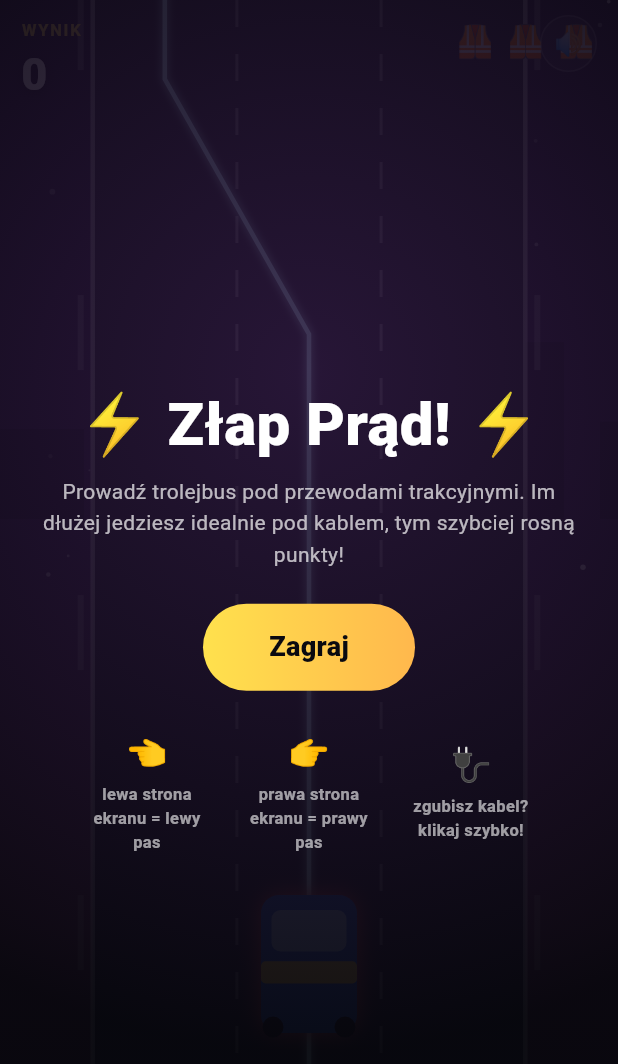
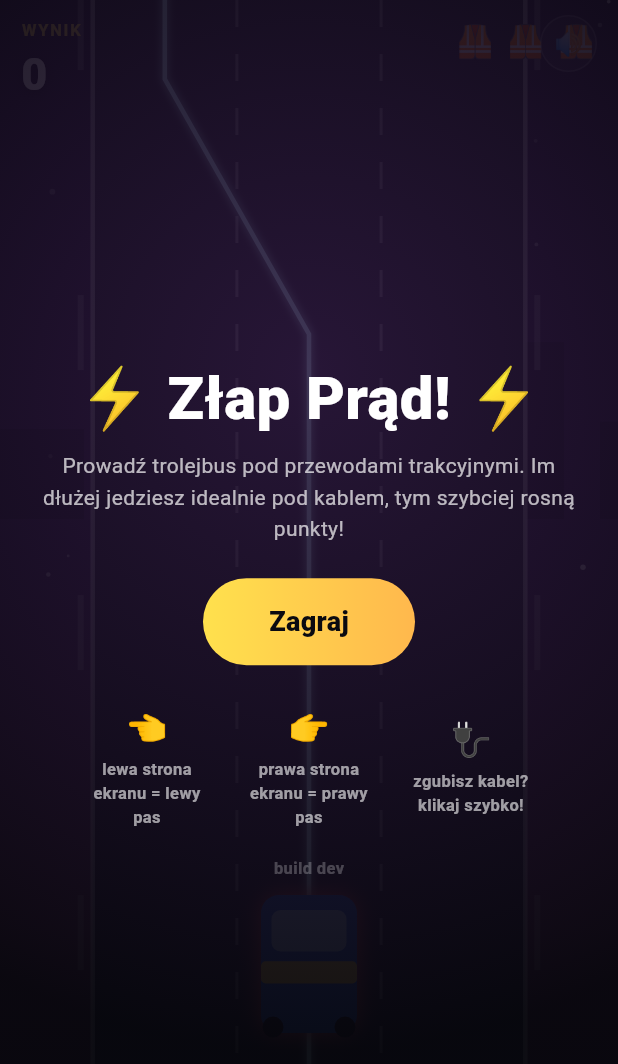
Before and after one commit to ProTvDo/Trolley-Bus-Clicker, a Flutter app: the screen it shows after launch, on a phone screen of 412 x 824 dp. Shown: the top 1064 px of the screen. Run offline on Flutter 3.47's test engine with Material 3 defaults, Android fonts, the phone set to English and light mode, and no system bars; our stand-ins replace audioplayers, shared_preferences.

Commit message:
Pokaż numer builda na ekranie startowym
Ostatnie zgłoszenie problemu z przeskokiem o dwa pasy okazało się
testowaniem nieaktualnego APK. Żeby to było łatwe do zweryfikowania na
przyszłość, ekran startowy pokazuje teraz "build <numer>" - numer
przekazywany z CI jako numer runu GitHub Actions
(--dart-define=BUILD_NUMBER). Artefakt też ma numer w nazwie.

```diff
--- a/zlap_prad_app/lib/game_screen.dart
+++ b/zlap_prad_app/lib/game_screen.dart
@@ -4,6 +4,7 @@ import 'package:flutter/services.dart';
 
 import 'game_controller.dart';
 import 'game_painter.dart';
+import 'main.dart' show kBuildNumber;
 
 class GameScreen extends StatefulWidget {
   const GameScreen({super.key});
@@ -267,6 +268,11 @@ class _GameScreenState extends State<GameScreen> with SingleTickerProviderStateM
             _HowTo(icon: '🔌', label: 'zgubisz kabel? klikaj szybko!'),
           ],
         ),
+        const SizedBox(height: 18),
+        Text(
+          'build $kBuildNumber',
+          style: const TextStyle(fontSize: 11, color: Colors.white24, fontWeight: FontWeight.w600),
+        ),
       ],
     );
   }
--- a/zlap_prad_app/lib/main.dart
+++ b/zlap_prad_app/lib/main.dart
@@ -2,6 +2,10 @@ import 'package:flutter/material.dart';
 import 'package:flutter/services.dart';
 
 import 'game_screen.dart';
+
+/// Set via --dart-define=BUILD_NUMBER=... in CI (the Actions run number),
+/// shown on the start screen so it's always obvious which APK is installed.
+const String kBuildNumber = String.fromEnvironment('BUILD_NUMBER', defaultValue: 'dev');
 
 void main() {
   WidgetsFlutterBinding.ensureInitialized();
```
Also changed, not shown: 1 other file.
